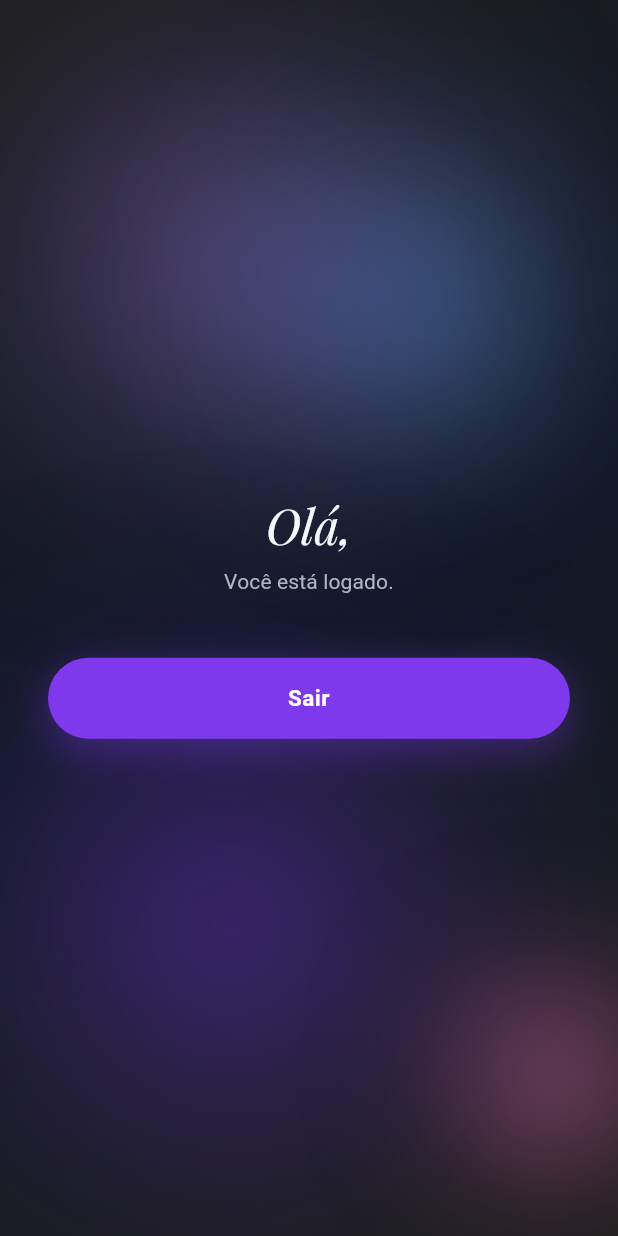
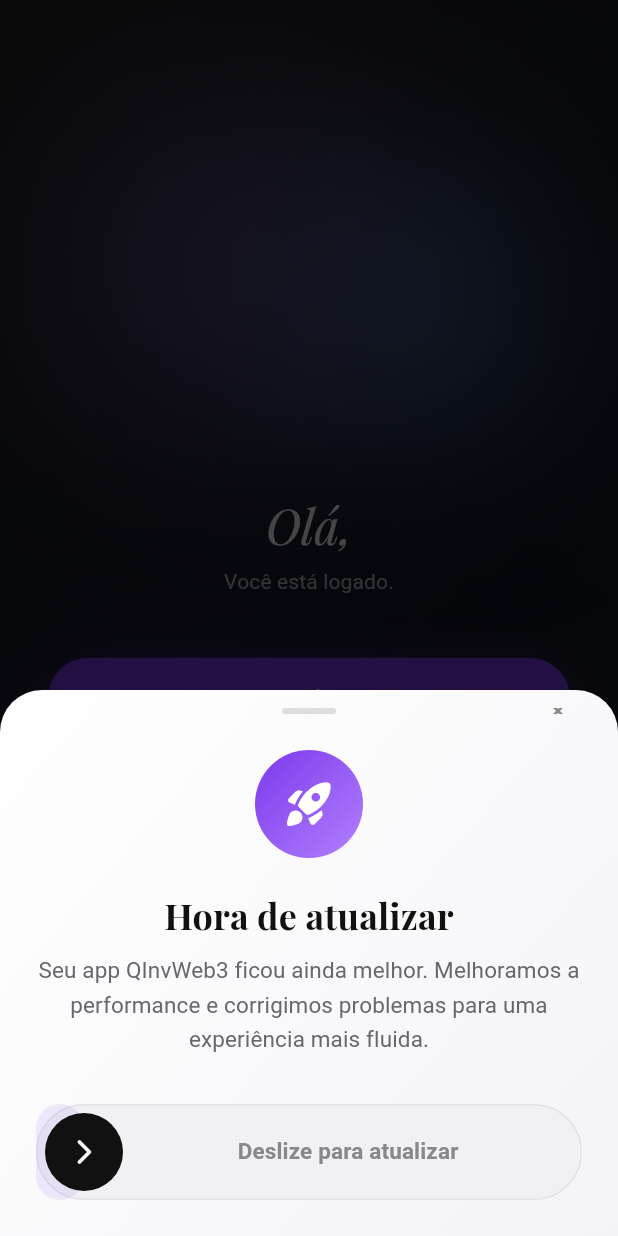
Before and after one commit to admtools-qinv/teste, a Flutter app: the _FakeHomeScreen screen opened directly with empty values, after a tap on "Sair", on a phone screen of 412 x 824 dp. Run offline on Flutter 3.47's test engine with Material 3 defaults, Android fonts, the phone set to English and light mode, and no system bars; drawn by our look-alikes of flutter_animate; our stand-ins replace flutter_secure_storage, flutter_svg, flutter_tts, google_sign_in, just_audio, local_auth and 1 more; accounts and stored records are empty.

Commit message:
feat(onboarding): add slide-to-update modal inspired by OKX
Adds a reusable "slide to update" bottom sheet modal for prompting
app updates, with drag gesture, elastic snap-back, and haptic feedback.
Triggered on FakeHomeScreen for UX validation. Also fixes pending timer
failures in onboarding_screen_test.dart.

Co-Authored-By: Claude Opus 4.6 <noreply@anthropic.com>

````diff
--- a/experiments/onboarding_reference/flutter/example/lib/main.dart
+++ b/experiments/onboarding_reference/flutter/example/lib/main.dart
@@ -432,7 +432,7 @@ class _GlowPulsePainter extends CustomPainter {
 
 // ── Fake home screen ─────────────────────────────────────────────
 
-class _FakeHomeScreen extends StatelessWidget {
+class _FakeHomeScreen extends StatefulWidget {
   final String displayName;
   final VoidCallback onLogout;
 
@@ -440,6 +440,29 @@ class _FakeHomeScreen extends StatelessWidget {
     required this.displayName,
     required this.onLogout,
   });
+
+  @override
+  State<_FakeHomeScreen> createState() => _FakeHomeScreenState();
+}
+
+class _FakeHomeScreenState extends State<_FakeHomeScreen> {
+  @override
+  void initState() {
+    super.initState();
+    Future.delayed(const Duration(milliseconds: 800), _showUpdate);
+  }
+
+  Future<void> _showUpdate() async {
+    if (!mounted) return;
+    await showUpdateModal(
+      context: context,
+      onUpdate: () {
+        ScaffoldMessenger.of(context).showSnackBar(
+          const SnackBar(content: Text('Redirecionando para a loja...')),
+        );
+      },
+    );
+  }
 
   @override
   Widget build(BuildContext context) {
@@ -453,7 +476,7 @@ class _FakeHomeScreen extends StatelessWidget {
               mainAxisSize: MainAxisSize.min,
               children: [
                 Text(
-                  'Olá, $displayName',
+                  'Olá, ${widget.displayName}',
                   textAlign: TextAlign.center,
                   style: const TextStyle(
                     fontFamily: QInvWeb3Tokens.fontSerif,
@@ -479,7 +502,7 @@ class _FakeHomeScreen extends StatelessWidget {
                   label: 'Sair',
                   onPressed: () {
                     HapticFeedback.mediumImpact();
-                    onLogout();
+                    widget.onLogout();
                   },
                 ),
               ],
--- a/experiments/onboarding_reference/flutter/lib/onboarding_reference/onboarding_reference.dart
+++ b/experiments/onboarding_reference/flutter/lib/onboarding_reference/onboarding_reference.dart
@@ -20,6 +20,8 @@ export 'presentation/widgets/qinv_error_banner.dart';
 export 'presentation/widgets/qinv_review_tile.dart';
 export 'presentation/widgets/qinv_step_card.dart';
 export 'presentation/widgets/qinv_text_field.dart';
+export 'presentation/widgets/slide_to_update_slider.dart';
+export 'presentation/widgets/update_modal.dart';
 export 'services/analytics/noop_onboarding_analytics_service.dart';
 export 'services/analytics/onboarding_analytics_service.dart';
 export 'services/auth/auth_service.dart';
--- /dev/null
+++ b/experiments/onboarding_reference/flutter/lib/onboarding_reference/presentation/widgets/slide_to_update_slider.dart
@@ -0,0 +1,224 @@
+import 'package:flutter/material.dart';
+import 'package:flutter/services.dart';
+
+/// A "slide to update" slider widget inspired by OKX's update prompt.
+///
+/// The user drags a circular thumb from left to right along a pill-shaped
+/// track. When the drag reaches ≥ 88 % of the track width, [onCompleted]
+/// fires. If released before that threshold the thumb snaps back with an
+/// elastic animation.
+///
+/// ```dart
+/// SlideToUpdateSlider(
+///   onCompleted: () => print('update triggered'),
+/// )
+/// ```
+class SlideToUpdateSlider extends StatefulWidget {
+  final VoidCallback onCompleted;
+  final String label;
+
+  const SlideToUpdateSlider({
+    super.key,
+    required this.onCompleted,
+    this.label = 'Deslize para atualizar',
+  });
+
+  @override
+  State<SlideToUpdateSlider> createState() => _SlideToUpdateSliderState();
+}
+
+class _SlideToUpdateSliderState extends State<SlideToUpdateSlider>
+    with SingleTickerProviderStateMixin {
+  static const double _height = 64.0;
+  static const double _thumbSize = 52.0;
+  static const double _thumbPadding = 6.0;
+
+  static const _trackColor = Color(0xFFF0F0F5);
+  static const _thumbColor = Color(0xFF111111);
+  static const _fillColor = Color(0xFF7D39EB); // QInvWeb3Tokens.primary
+
+  double _dragX = 0.0;
+  bool _completed = false;
+
+  late final AnimationController _snapController;
+  Animation<double>? _snapAnim;
+
+  @override
+  void initState() {
+    super.initState();
+    _snapController = AnimationController(
+      vsync: this,
+      duration: const Duration(milliseconds: 380),
+    );
+  }
+
+  @override
+  void dispose() {
+    _snapController.dispose();
+    super.dispose();
+  }
+
+  double _maxDragX(double trackWidth) =>
+      trackWidth - _thumbSize - _thumbPadding * 2;
+
+  double _progress(double trackWidth) {
+    final max = _maxDragX(trackWidth);
+    return max <= 0 ? 0 : (_dragX / max).clamp(0.0, 1.0);
+  }
+
+  void _onDragStart(DragStartDetails _) {
+    _snapController.stop();
+    _removeSnapListener();
+  }
+
+  void _onDragUpdate(DragUpdateDetails d, double trackWidth) {
+    if (_completed) return;
+    setState(() {
+      _dragX = (_dragX + d.delta.dx).clamp(0.0, _maxDragX(trackWidth));
+    });
+
+    if (_progress(trackWidth) >= 0.88) {
+      _complete(trackWidth);
+    }
+  }
+
+  void _onDragEnd(DragEndDetails _, double trackWidth) {
+    if (_completed) return;
+    _snapBack();
+  }
+
+  void _complete(double trackWidth) {
+    if (_completed) return;
+    _completed = true;
+    HapticFeedback.mediumImpact();
+    Future.delayed(
+      const Duration(milliseconds: 80),
+      HapticFeedback.heavyImpact,
+    );
+
+    // Animate thumb to end
+    _removeSnapListener();
+    final target = _maxDragX(trackWidth);
+    _snapAnim = Tween<double>(begin: _dragX, end: target).animate(
+      CurvedAnimation(parent: _snapController, curve: Curves.easeOutCubic),
+    );
+    _snapAnim!.addListener(_onSnapTick);
+    _snapController.forward(from: 0).then((_) {
+      if (mounted) widget.onCompleted();
+    });
+  }
+
+  void _snapBack() {
+    _removeSnapListener();
+    _snapAnim = Tween<double>(begin: _dragX, end: 0.0).animate(
+      CurvedAnimation(parent: _snapController, curve: Curves.elasticOut),
+    );
+    _snapAnim!.addListener(_onSnapTick);
+    _snapController.forward(from: 0);
+  }
+
+  void _removeSnapListener() {
+    _snapAnim?.removeListener(_onSnapTick);
+    _snapAnim = null;
+  }
+
+  void _onSnapTick() {
+    if (_snapAnim != null) {
+      setState(() => _dragX = _snapAnim!.value);
+    }
+  }
+
+  @override
+  Widget build(BuildContext context) {
+    return LayoutBuilder(
+      builder: (context, constraints) {
+        final trackWidth = constraints.maxWidth;
+        final progress = _progress(trackWidth);
+        final labelOpacity = (1.0 - progress * 1.8).clamp(0.0, 1.0);
+
+        return GestureDetector(
+          onHorizontalDragStart: _onDragStart,
+          onHorizontalDragUpdate: (d) => _onDragUpdate(d, trackWidth),
+          onHorizontalDragEnd: (d) => _onDragEnd(d, trackWidth),
+          child: SizedBox(
+            height: _height,
+            width: trackWidth,
+            child: Stack(
+              children: [
+                // Track background
+                Positioned.fill(
+                  child: DecoratedBox(
+                    decoration: BoxDecoration(
+                      color: _trackColor,
+                      borderRadius: BorderRadius.circular(999),
+                      border: Border.all(
+                        color: Colors.black.withValues(alpha: 0.06),
+                      ),
+                    ),
+                  ),
+                ),
+
+                // Progress fill
+                Positioned(
+                  left: 0,
+                  top: 0,
+                  bottom: 0,
+                  width: _thumbPadding + _thumbSize / 2 + _dragX,
+                  child: ClipRRect(
+                    borderRadius: BorderRadius.circular(999),
+                    child: DecoratedBox(
+                      decoration: BoxDecoration(
+                        color: _fillColor.withValues(alpha: 0.10),
+                      ),
+                      child: const SizedBox.expand(),
+                    ),
+                  ),
+                ),
+
+                // Label
+                Center(
+                  child: Padding(
+                    padding: const EdgeInsets.only(left: _thumbSize),
+                    child: Opacity(
+                      opacity: labelOpacity,
+                      child: Text(
+                        widget.label,
+                        style: const TextStyle(
+                          fontFamily: 'packages/onboarding_reference/PlusJakartaSans',
+                          fontSize: 15,
+                          fontWeight: FontWeight.w600,
+                          color: Color(0xFF888888),
+                        ),
+                      ),
+                    ),
+                  ),
+                ),
+
+                // Thumb
+                Positioned(
+                  left: _thumbPadding + _dragX,
+                  top: (_height - _thumbSize) / 2,
+                  child: Container(
+                    width: _thumbSize,
+                    height: _thumbSize,
+                    decoration: const BoxDecoration(
+                      color: _thumbColor,
+                      shape: BoxShape.circle,
+                    ),
+                    child: const Center(
+                      child: Icon(
+                        Icons.arrow_forward_ios_rounded,
+                        size: 20,
+                        color: Colors.white,
+                      ),
+                    ),
+                  ),
+                ),
+              ],
+            ),
+          ),
+        );
+      },
+    );
+  }
+}
--- /dev/null
+++ b/experiments/onboarding_reference/flutter/lib/onboarding_reference/presentation/widgets/update_modal.dart
@@ -0,0 +1,210 @@
+import 'package:flutter/material.dart';
+import 'package:flutter/services.dart';
+import 'package:flutter_animate/flutter_animate.dart';
+
+import '../../theme/qinvweb3_tokens.dart';
+import 'slide_to_update_slider.dart';
+
+/// Shows the update modal as a bottom sheet.
+///
+/// ```dart
+/// await showUpdateModal(
+///   context: context,
+///   onUpdate: () => launchUrl(storeUri),
+/// );
+/// ```
+Future<void> showUpdateModal({
+  required BuildContext context,
+  String title = 'Hora de atualizar',
+  String description =
+      'Seu app QInvWeb3 ficou ainda melhor. '
+      'Melhoramos a performance e corrigimos '
+      'problemas para uma experiência mais fluida.',
+  VoidCallback? onUpdate,
+  VoidCallback? onDismiss,
+}) {
+  return showModalBottomSheet<void>(
+    context: context,
+    isScrollControlled: true,
+    backgroundColor: Colors.transparent,
+    barrierColor: Colors.black.withValues(alpha: 0.72),
+    builder: (_) => UpdateModal(
+      title: title,
+      description: description,
+      onUpdate: onUpdate,
+      onDismiss: onDismiss,
+    ),
+  );
+}
+
+/// Light-surface modal with a "slide to update" gesture.
+class UpdateModal extends StatelessWidget {
+  final String title;
+  final String description;
+  final VoidCallback? onUpdate;
+  final VoidCallback? onDismiss;
+
+  const UpdateModal({
+    super.key,
+    required this.title,
+    required this.description,
+    this.onUpdate,
+    this.onDismiss,
+  });
+
+  @override
+  Widget build(BuildContext context) {
+    final bottomPad = MediaQuery.of(context).padding.bottom;
+
+    return ClipRRect(
+      borderRadius: const BorderRadius.vertical(top: Radius.circular(28)),
+      child: Container(
+        decoration: const BoxDecoration(
+          gradient: LinearGradient(
+            begin: Alignment.topLeft,
+            end: Alignment.bottomRight,
+            colors: [Color(0xFFFFFFFF), Color(0xFFF4F4F8)],
+          ),
+        ),
+        child: Padding(
+          padding: EdgeInsets.only(
+            left: 24,
+            right: 24,
+            top: 12,
+            bottom: bottomPad + 24,
+          ),
+          child: Column(
+            mainAxisSize: MainAxisSize.min,
+            children: [
+              // Handle bar + close button
+              _HandleRow(
+                onClose: () {
+                  HapticFeedback.lightImpact();
+                  Navigator.of(context).pop();
+                  onDismiss?.call();
+                },
+              ),
+
+              const SizedBox(height: 24),
+
+              // Upgrade icon
+              Container(
+                width: 72,
+                height: 72,
+                decoration: const BoxDecoration(
+                  shape: BoxShape.circle,
+                  gradient: LinearGradient(
+                    begin: Alignment.topLeft,
+                    end: Alignment.bottomRight,
+                    colors: [QInvWeb3Tokens.primary, QInvWeb3Tokens.primaryLight],
+                  ),
+                ),
+                child: const Center(
+                  child: Icon(
+                    Icons.rocket_launch_rounded,
+                    size: 36,
+                    color: Colors.white,
+                  ),
+                ),
+              ),
+
+              const SizedBox(height: 24),
+
+              // Title
+              Text(
+                title,
+                textAlign: TextAlign.center,
+                style: const TextStyle(
+                  fontFamily: QInvWeb3Tokens.fontSerif,
+                  fontSize: 24,
+                  fontWeight: FontWeight.w700,
+                  color: Color(0xFF111111),
+                  height: 1.2,
+                ),
+              ),
+
+              const SizedBox(height: 10),
+
+              // Description
+              Text(
+                description,
+                textAlign: TextAlign.center,
+                style: const TextStyle(
+                  fontFamily: QInvWeb3Tokens.fontUI,
+                  fontSize: QInvWeb3Tokens.fontSizeBody,
+                  fontWeight: FontWeight.w400,
+                  color: Color(0xFF666870),
+                  height: 1.55,
+                ),
+              ),
+
+              const SizedBox(height: 32),
+
+              // Slider
+              SlideToUpdateSlider(
+                onCompleted: () {
+                  Navigator.of(context).pop();
+                  onUpdate?.call();
+                },
+              )
+                  .animate(delay: 180.ms)
+                  .slideY(
+                    begin: 0.06,
+                    end: 0,
+                    duration: 340.ms,
+                    curve: Curves.easeOutCubic,
+                  )
+                  .fadeIn(duration: 280.ms),
+            ],
+          )
+              .animate()
+              .slideY(
+                begin: 0.04,
+                end: 0,
+                duration: 400.ms,
+                curve: Curves.easeOutCubic,
+              )
+              .fadeIn(duration: 350.ms),
+        ),
+      ),
+    );
+  }
+}
+
+class _HandleRow extends StatelessWidget {
+  final VoidCallback onClose;
+  const _HandleRow({required this.onClose});
+
+  @override
+  Widget build(BuildContext context) {
+    return Stack(
+      alignment: Alignment.center,
+      children: [
+        // Centered drag handle
+        Center(
+          child: Container(
+            width: 36,
+            height: 4,
+            decoration: BoxDecoration(
+              color: Colors.black.withValues(alpha: 0.12),
+              borderRadius: BorderRadius.circular(2),
+            ),
+          ),
+        ),
+
+        // Close button on the right
+        Positioned(
+          right: -8,
+          child: IconButton(
+            onPressed: onClose,
+            icon: Icon(
+              Icons.close_rounded,
+              size: 24,
+              color: Colors.black.withValues(alpha: 0.45),
+            ),
+          ),
+        ),
+      ],
+    );
+  }
+}
````
Also changed, not shown: 1 other file.
